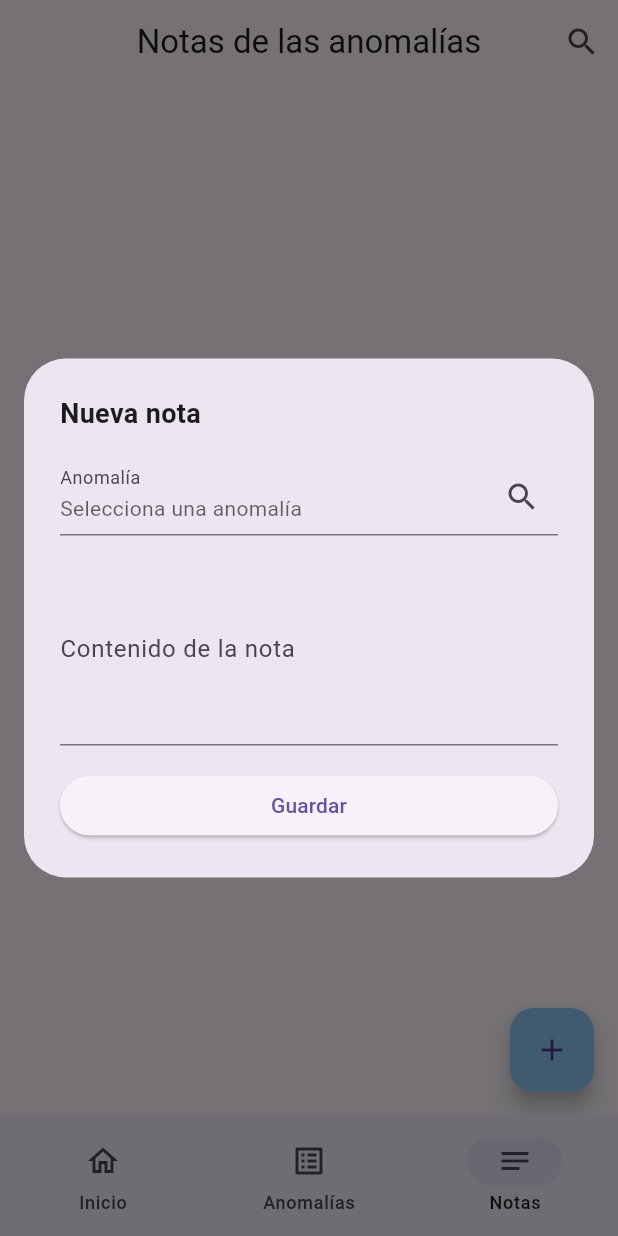
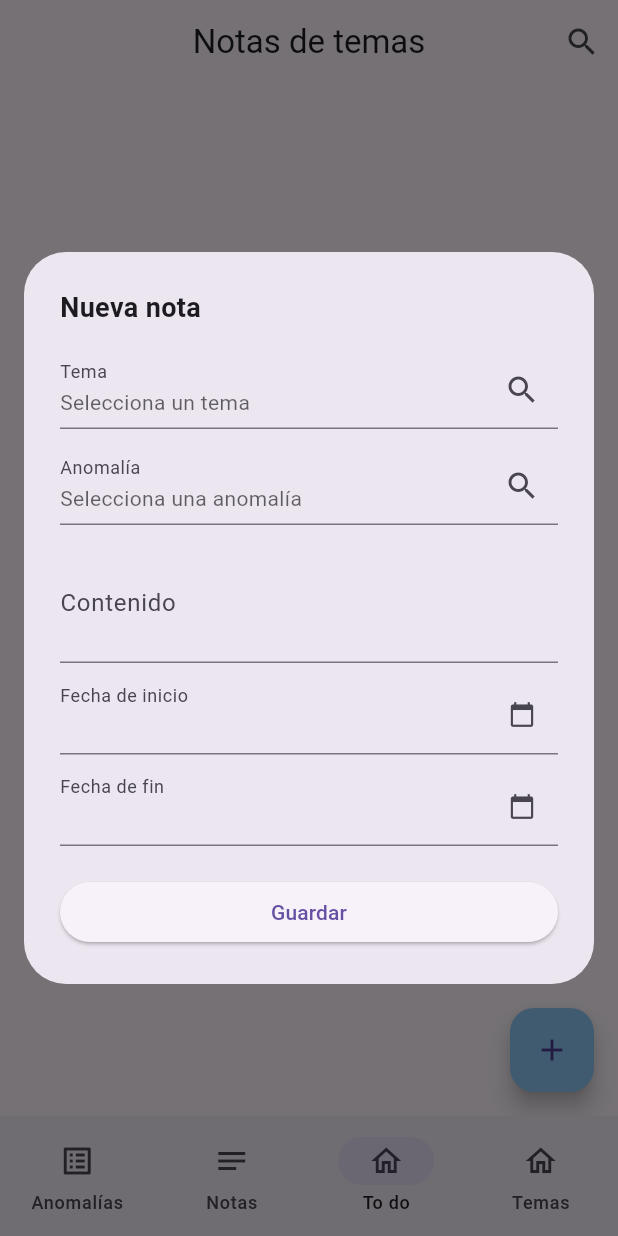
Before and after one commit to ArielParedesLozada/ac_flutter, a Flutter app: the HomePage screen opened directly, item 3 of the bottom bar chosen, after a tap on the "add" icon, on a phone screen of 412 x 824 dp. Run offline on Flutter 3.47's test engine with Material 3 defaults, Android fonts, the phone set to English and light mode, and no system bars; our stand-ins replace floor, flutter_contacts, flutter_map, latlong2, local_auth, sqflite; accounts and stored records are empty; generated files the repository leaves out were written again.

Commit message:
feat: add todo list

```diff
--- a/lib/app/topic_note_service.dart
+++ b/lib/app/topic_note_service.dart
@@ -6,6 +6,12 @@ import 'package:acl_flutter/domain/models/topic_note.dart';
 import 'package:acl_flutter/infrastructure/mapper/topic_note_mapper.dart';
 
 class TopicNoteService {
+  Future<List<TopicNote>> getAllTopicNotes() async {
+    final db = await AppDatabase.instance;
+    final notesDb = await db.topicNoteRepo.getAllTopicNotes();
+    return notesDb.map(TopicNoteMapper.fromDb).toList();
+  }
+
   Future<List<TopicNote>> getNotesByTopicId(int topicId) async {
     final db = await AppDatabase.instance;
     final notesDb = await db.topicNoteRepo.getNotesByTopicId(topicId);
--- a/lib/presentation/navigation/navigator.dart
+++ b/lib/presentation/navigation/navigator.dart
@@ -1,6 +1,7 @@
 import 'package:acl_flutter/presentation/pages/anomalies.dart';
 import 'package:acl_flutter/presentation/pages/anomaly_notes.dart';
-import 'package:acl_flutter/presentation/pages/home.dart';
+import 'package:acl_flutter/presentation/pages/topic_notes.dart';
+import 'package:acl_flutter/presentation/pages/topics.dart';
 import 'package:flutter/material.dart';
 
 class NavDestination {
@@ -18,11 +19,6 @@ class NavDestination {
 class NavList {
   static final List<NavDestination> destinations = [
     NavDestination(
-      icon: Icons.home_outlined,
-      label: 'Inicio',
-      page: const HomeBody(),
-    ),
-    NavDestination(
       icon: Icons.list_alt_outlined,
       label: 'Anomalías',
       page: const AnomaliesPage(),
@@ -32,5 +28,15 @@ class NavList {
       label: "Notas",
       page: const AnomalyNotesPage(),
     ),
+    NavDestination(
+      icon: Icons.home_outlined,
+      label: 'To do',
+      page: const TopicNotesPage(),
+    ),
+    NavDestination(
+      icon: Icons.home_outlined,
+      label: 'Temas',
+      page: const TopicsPage(),
+    ),
   ];
 }
--- /dev/null
+++ b/lib/presentation/pages/topic_notes.dart
@@ -0,0 +1,200 @@
+import 'package:acl_flutter/app/topic_note_service.dart';
+import 'package:acl_flutter/domain/models/topic_note.dart';
+import 'package:acl_flutter/presentation/widgets/topic_note_form.dart';
+import 'package:acl_flutter/presentation/widgets/topic_note_item.dart';
+import 'package:flutter/material.dart';
+
+class TopicNotesPage extends StatefulWidget {
+  const TopicNotesPage({super.key});
+
+  @override
+  State<TopicNotesPage> createState() => _TopicNotesPageState();
+}
+
+class _TopicNotesPageState extends State<TopicNotesPage> {
+  final TopicNoteService _noteService = TopicNoteService();
+  late Future<List<TopicNote>> _future;
+
+  @override
+  void initState() {
+    super.initState();
+    _future = _noteService.getAllTopicNotes();
+  }
+
+  void _refresh() {
+    setState(() {
+      _future = _noteService.getAllTopicNotes();
+    });
+  }
+
+  void _showNoteForm() {
+    showDialog(
+      context: context,
+      builder: (dialogContext) => Dialog(
+        insetPadding: const EdgeInsets.symmetric(horizontal: 16, vertical: 24),
+        child: Padding(
+          padding: const EdgeInsets.all(24),
+          child: SingleChildScrollView(
+            child: Column(
+              crossAxisAlignment: CrossAxisAlignment.start,
+              mainAxisSize: MainAxisSize.min,
+              children: [
+                const Text(
+                  'Nueva nota',
+                  style: TextStyle(fontSize: 18, fontWeight: FontWeight.bold),
+                ),
+                const SizedBox(height: 16),
+                TopicNoteForm(
+                  onSubmit: (dto) async {
+                    await _noteService.createNote(dto);
+                    if (!context.mounted) return;
+                    Navigator.pop(dialogContext);
+                    _refresh();
+                  },
+                ),
+              ],
+            ),
+          ),
+        ),
+      ),
+    );
+  }
+
+  @override
+  Widget build(BuildContext context) {
+    return Scaffold(
+      appBar: AppBar(
+        title: const Text('Notas de temas'),
+        centerTitle: true,
+        actions: [
+          IconButton(
+            onPressed: () {
+              showSearch(
+                context: context,
+                delegate: _TopicNoteSearchDelegate(),
+              );
+            },
+            icon: const Icon(Icons.search),
+          ),
+        ],
+      ),
+      floatingActionButton: FloatingActionButton(
+        backgroundColor: const Color.fromARGB(255, 140, 197, 243),
+        onPressed: _showNoteForm,
+        child: const Icon(Icons.add),
+      ),
+      body: FutureBuilder<List<TopicNote>>(
+        future: _future,
+        builder: (context, snapshot) {
+          if (!snapshot.hasData) {
+            return const Center(child: CircularProgressIndicator());
+          }
+          final notes = snapshot.data!;
+          if (notes.isEmpty) {
+            return const Center(child: Text('No hay notas registradas'));
+          }
+          return ListView.builder(
+            itemCount: notes.length,
+            itemBuilder: (context, index) => Container(
+              padding: const EdgeInsets.all(5),
+              child: Dismissible(
+                key: Key(notes[index].id.toString()),
+                background: Container(
+                  padding: const EdgeInsets.all(20),
+                  color: Colors.red,
+                  alignment: Alignment.centerLeft,
+                  child: const Icon(Icons.delete),
+                ),
+                secondaryBackground: Container(
+                  padding: const EdgeInsets.all(20),
+                  color: Colors.red,
+                  alignment: Alignment.centerRight,
+                  child: const Icon(Icons.delete),
+                ),
+                confirmDismiss: (_) async {
+                  await _confirmDelete(notes[index]);
+                  return null;
+                },
+                onDismissed: (_) => _refresh(),
+                child: TopicNoteItem(topicNote: notes[index]),
+              ),
+            ),
+          );
+        },
+      ),
+    );
+  }
+
+  Future<void> _confirmDelete(TopicNote note) async {
+    return showDialog(
+      context: context,
+      builder: (dialogContext) => AlertDialog(
+        title: const Text('Confirmar'),
+        content: const Text('¿Estás seguro que quieres eliminar esta nota?'),
+        actions: [
+          TextButton(
+            onPressed: () async {
+              await _noteService.deleteNote(note);
+              if (!context.mounted) return;
+              Navigator.pop(dialogContext);
+              _refresh();
+            },
+            child: const Text('ELIMINAR'),
+          ),
+          TextButton(
+            onPressed: () => Navigator.pop(dialogContext),
+            child: const Text('CANCELAR'),
+          ),
+        ],
+      ),
+    );
+  }
+}
+
+class _TopicNoteSearchDelegate extends SearchDelegate {
+  final TopicNoteService _noteService = TopicNoteService();
+
+  @override
+  List<Widget>? buildActions(BuildContext context) {
+    return [
+      IconButton(
+        onPressed: () => query = '',
+        icon: const Icon(Icons.clear),
+      ),
+    ];
+  }
+
+  @override
+  Widget? buildLeading(BuildContext context) {
+    return IconButton(
+      onPressed: () => close(context, null),
+      icon: const Icon(Icons.arrow_back),
+    );
+  }
+
+  @override
+  Widget buildResults(BuildContext context) => _buildList();
+
+  @override
+  Widget buildSuggestions(BuildContext context) => _buildList();
+
+  Widget _buildList() {
+    return FutureBuilder<List<TopicNote>>(
+      future: _noteService.searchNotes(query),
+      builder: (context, snapshot) {
+        if (!snapshot.hasData) {
+          return const Center(child: CircularProgressIndicator());
+        }
+        final results = snapshot.data!;
+        if (results.isEmpty) {
+          return const Center(child: Text('Sin resultados'));
+        }
+        return ListView.builder(
+          itemCount: results.length,
+          itemBuilder: (context, index) =>
+              TopicNoteItem(topicNote: results[index]),
+        );
+      },
+    );
+  }
+}
--- /dev/null
+++ b/lib/presentation/widgets/topic_note_form.dart
@@ -0,0 +1,158 @@
+import 'package:acl_flutter/app/dtos/topic_note_create_dto.dart';
+import 'package:acl_flutter/domain/models/anomaly.dart';
+import 'package:acl_flutter/domain/models/topic.dart';
+import 'package:acl_flutter/domain/models/topic_note.dart';
+import 'package:acl_flutter/presentation/widgets/anomaly_search_field.dart';
+import 'package:acl_flutter/presentation/widgets/topic_search_field.dart';
+import 'package:flutter/material.dart';
+
+class TopicNoteForm extends StatefulWidget {
+  final TopicNote? topicNote;
+  final Topic? initialTopic;
+  final void Function(TopicNoteCreateDto) onSubmit;
+
+  const TopicNoteForm({
+    super.key,
+    this.topicNote,
+    this.initialTopic,
+    required this.onSubmit,
+  });
+
+  @override
+  State<TopicNoteForm> createState() => _TopicNoteFormState();
+}
+
+class _TopicNoteFormState extends State<TopicNoteForm> {
+  final _formKey = GlobalKey<FormState>();
+  late final TextEditingController _contentController;
+  Topic? _selectedTopic;
+  Anomaly? _selectedAnomaly;
+  DateTime? _startDate;
+  DateTime? _endDate;
+
+  @override
+  void initState() {
+    super.initState();
+    _contentController = TextEditingController(
+      text: widget.topicNote?.content ?? '',
+    );
+    _selectedTopic = widget.initialTopic;
+    _startDate = widget.topicNote?.startDate;
+    _endDate = widget.topicNote?.endDate;
+  }
+
+  @override
+  void dispose() {
+    _contentController.dispose();
+    super.dispose();
+  }
+
+  String _formatDate(DateTime date) {
+    final d = date.day.toString().padLeft(2, '0');
+    final m = date.month.toString().padLeft(2, '0');
+    return '$d/$m/${date.year}';
+  }
+
+  Future<void> _pickDate({
+    required DateTime? current,
+    required void Function(DateTime?) onPicked,
+  }) async {
+    final picked = await showDatePicker(
+      context: context,
+      initialDate: current ?? DateTime.now(),
+      firstDate: DateTime(2000),
+      lastDate: DateTime(2100),
+    );
+    if (picked != null) setState(() => onPicked(picked));
+  }
+
+  Widget _buildDateField({
+    required String label,
+    required DateTime? date,
+    required void Function(DateTime?) onPicked,
+  }) {
+    return Padding(
+      padding: const EdgeInsets.only(top: 8),
+      child: InkWell(
+        onTap: () => _pickDate(current: date, onPicked: onPicked),
+        borderRadius: BorderRadius.circular(4),
+        child: InputDecorator(
+          decoration: InputDecoration(
+            labelText: label,
+            suffixIcon: date != null
+                ? IconButton(
+                    icon: const Icon(Icons.clear, size: 18),
+                    onPressed: () => setState(() => onPicked(null)),
+                  )
+                : const Icon(Icons.calendar_today, size: 18),
+          ),
+          child: Text(
+            date != null ? _formatDate(date) : '',
+            style: Theme.of(context).textTheme.bodyMedium,
+          ),
+        ),
+      ),
+    );
+  }
+
+  void _submit() {
+    if (!_formKey.currentState!.validate()) return;
+    widget.onSubmit(
+      TopicNoteCreateDto(
+        topicId: _selectedTopic!.id!,
+        content: _contentController.text.trim(),
+        startDate: _startDate,
+        endDate: _endDate,
+        relatedEntityId: _selectedAnomaly?.id,
+      ),
+    );
+  }
+
+  @override
+  Widget build(BuildContext context) {
+    return Form(
+      key: _formKey,
+      child: Column(
+        crossAxisAlignment: CrossAxisAlignment.start,
+        mainAxisSize: MainAxisSize.min,
+        children: [
+          TopicSearchField(
+            initialValue: _selectedTopic,
+            onSelected: (topic) => setState(() => _selectedTopic = topic),
+            validator: (t) => t == null ? 'Selecciona un tema' : null,
+          ),
+          const SizedBox(height: 12),
+          AnomalySearchField(
+            initialValue: _selectedAnomaly,
+            onSelected: (anomaly) =>
+                setState(() => _selectedAnomaly = anomaly),
+          ),
+          const SizedBox(height: 12),
+          TextFormField(
+            controller: _contentController,
+            decoration: const InputDecoration(labelText: 'Contenido'),
+            maxLines: 4,
+            minLines: 2,
+            validator: (v) =>
+                (v == null || v.trim().isEmpty) ? 'Ingresa el contenido' : null,
+          ),
+          _buildDateField(
+            label: 'Fecha de inicio',
+            date: _startDate,
+            onPicked: (d) => _startDate = d,
+          ),
+          _buildDateField(
+            label: 'Fecha de fin',
+            date: _endDate,
+            onPicked: (d) => _endDate = d,
+          ),
+          const SizedBox(height: 20),
+          SizedBox(
+            width: double.infinity,
+            child: ElevatedButton(onPressed: _submit, child: const Text('Guardar')),
+          ),
+        ],
+      ),
+    );
+  }
+}
--- /dev/null
+++ b/lib/presentation/widgets/topic_search_field.dart
@@ -0,0 +1,164 @@
+import 'package:acl_flutter/app/topic_service.dart';
+import 'package:acl_flutter/domain/models/topic.dart';
+import 'package:flutter/material.dart';
+
+class TopicSearchField extends StatefulWidget {
+  final Topic? initialValue;
+  final void Function(Topic) onSelected;
+  final String? Function(Topic?)? validator;
+
+  const TopicSearchField({
+    super.key,
+    this.initialValue,
+    required this.onSelected,
+    this.validator,
+  });
+
+  @override
+  State<TopicSearchField> createState() => _TopicSearchFieldState();
+}
+
+class _TopicSearchFieldState extends State<TopicSearchField> {
+  final TopicService _service = TopicService();
+  final _fieldKey = GlobalKey<FormFieldState<Topic>>();
+  Topic? _selected;
+
+  @override
+  void initState() {
+    super.initState();
+    _selected = widget.initialValue;
+  }
+
+  Future<void> _openPicker() async {
+    final result = await showDialog<Topic>(
+      context: context,
+      builder: (_) => _TopicPickerDialog(service: _service),
+    );
+    if (result != null) {
+      setState(() => _selected = result);
+      _fieldKey.currentState?.didChange(result);
+      widget.onSelected(result);
+    }
+  }
+
+  @override
+  Widget build(BuildContext context) {
+    return FormField<Topic>(
+      key: _fieldKey,
+      initialValue: _selected,
+      validator: widget.validator != null
+          ? (_) => widget.validator!(_selected)
+          : null,
+      builder: (state) => InkWell(
+        onTap: _openPicker,
+        borderRadius: BorderRadius.circular(4),
+        child: InputDecorator(
+          decoration: InputDecoration(
+            labelText: 'Tema',
+            errorText: state.errorText,
+            suffixIcon: const Icon(Icons.search),
+          ),
+          child: Text(
+            _selected?.name ?? 'Selecciona un tema',
+            style: TextStyle(
+              color: _selected == null ? Theme.of(context).hintColor : null,
+            ),
+          ),
+        ),
+      ),
+    );
+  }
+}
+
+class _TopicPickerDialog extends StatefulWidget {
+  final TopicService service;
+  const _TopicPickerDialog({required this.service});
+
+  @override
+  State<_TopicPickerDialog> createState() => _TopicPickerDialogState();
+}
+
+class _TopicPickerDialogState extends State<_TopicPickerDialog> {
+  final TextEditingController _searchController = TextEditingController();
+  late Future<List<Topic>> _future;
+
+  @override
+  void initState() {
+    super.initState();
+    _future = widget.service.getAllTopics();
+  }
+
+  @override
+  void dispose() {
+    _searchController.dispose();
+    super.dispose();
+  }
+
+  void _onQueryChanged(String query) {
+    setState(() {
+      _future = query.isEmpty
+          ? widget.service.getAllTopics()
+          : widget.service.searchTopics(query);
+    });
+  }
+
+  @override
+  Widget build(BuildContext context) {
+    return Dialog(
+      child: Padding(
+        padding: const EdgeInsets.fromLTRB(16, 16, 16, 8),
+        child: Column(
+          mainAxisSize: MainAxisSize.min,
+          children: [
+            TextField(
+              controller: _searchController,
+              autofocus: true,
+              decoration: const InputDecoration(
+                hintText: 'Buscar por nombre...',
+                prefixIcon: Icon(Icons.search),
+              ),
+              onChanged: _onQueryChanged,
+            ),
+            const SizedBox(height: 8),
+            ConstrainedBox(
+              constraints: BoxConstraints(
+                maxHeight: MediaQuery.of(context).size.height * 0.5,
+              ),
+              child: FutureBuilder<List<Topic>>(
+                future: _future,
+                builder: (context, snapshot) {
+                  if (!snapshot.hasData) {
+                    return const Padding(
+                      padding: EdgeInsets.all(24),
+                      child: CircularProgressIndicator(),
+                    );
+                  }
+                  final items = snapshot.data!;
+                  if (items.isEmpty) {
+                    return const Padding(
+                      padding: EdgeInsets.all(24),
+                      child: Text('Sin resultados'),
+                    );
+                  }
+                  return ListView.builder(
+                    shrinkWrap: true,
+                    itemCount: items.length,
+                    itemBuilder: (context, index) {
+                      final t = items[index];
+                      return ListTile(
+                        title: Text(t.name),
+                        subtitle:
+                            t.description != null ? Text(t.description!) : null,
+                        onTap: () => Navigator.pop(context, t),
+                      );
+                    },
+                  );
+                },
+              ),
+            ),
+          ],
+        ),
+      ),
+    );
+  }
+}
```
Also changed, not shown: lib/presentation/pages/topics.dart (+44 -4 lines), lib/presentation/widgets/topic_note_item.dart (added, +25 -0 lines).
